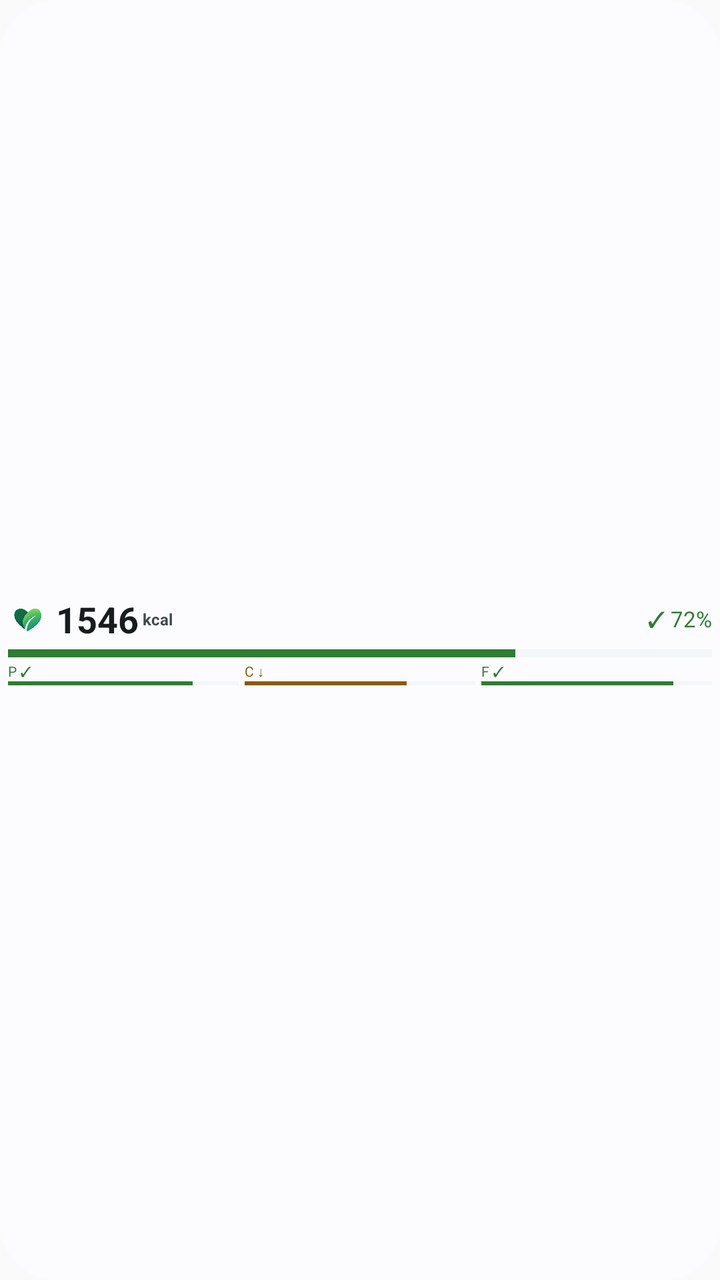
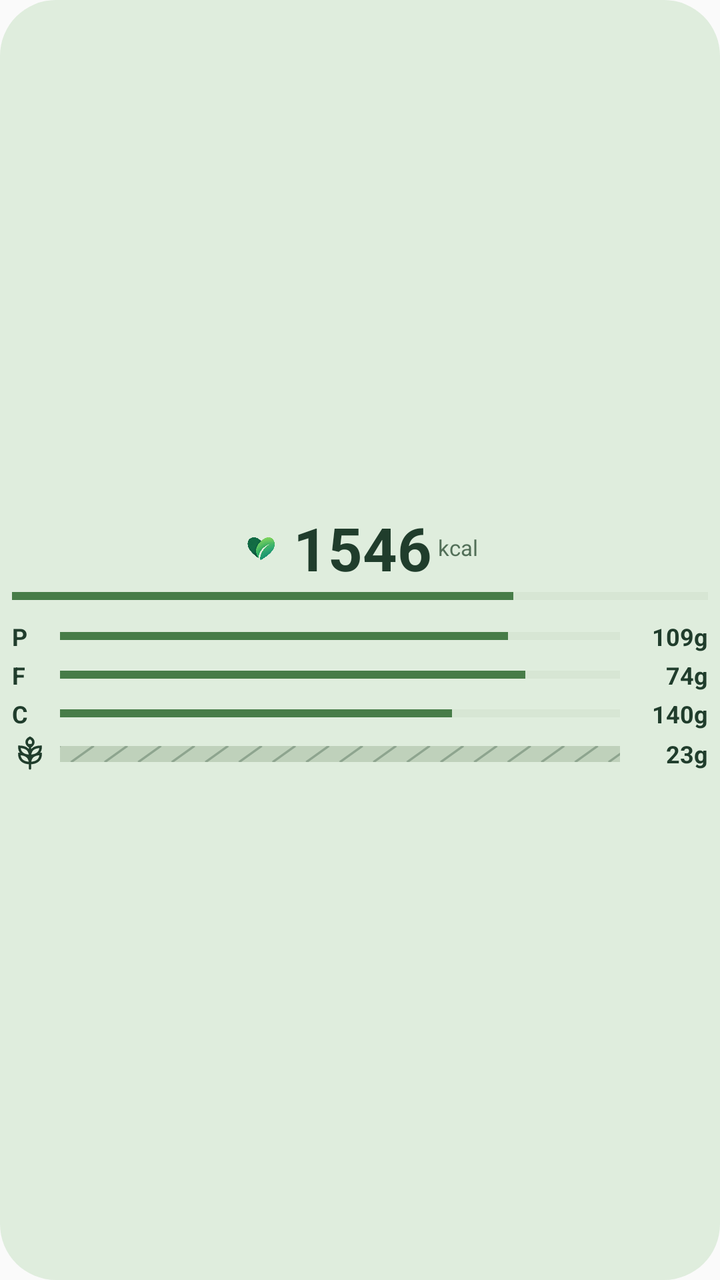

Before-and-after screenshots of an Android layout around one commit, followed by the original layout XML and the change that was made.
<!-- AndroidManifest.xml: application theme Theme.AppCompat.Light.NoActionBar -->
<!-- res/layout/summary_widget_preview.xml -->
<?xml version="1.0" encoding="utf-8"?>
<LinearLayout xmlns:android="http://schemas.android.com/apk/res/android"
    android:layout_width="match_parent"
    android:layout_height="match_parent"
    android:background="@drawable/widget_preview_background"
    android:orientation="vertical"
    android:gravity="center_vertical"
    android:padding="4dp">

    <LinearLayout
        android:layout_width="match_parent"
        android:layout_height="wrap_content"
        android:gravity="center_vertical"
        android:orientation="horizontal">

        <ImageView
            android:layout_width="20dp"
            android:layout_height="20dp"
            android:contentDescription="@string/app_name"
            android:src="@drawable/healthvault_mark" />

        <Space
            android:layout_width="4dp"
            android:layout_height="0dp" />

        <TextView
            android:layout_width="wrap_content"
            android:layout_height="wrap_content"
            android:maxLines="1"
            android:text="@string/widget_preview_consumed"
            android:textColor="@color/widget_preview_on_surface"
            android:textSize="18sp"
            android:textStyle="bold" />

        <TextView
            android:layout_width="wrap_content"
            android:layout_height="wrap_content"
            android:layout_marginStart="2dp"
            android:maxLines="1"
            android:text="@string/widget_calories_unit"
            android:textColor="@color/widget_preview_on_surface_variant"
            android:textSize="8sp"
            android:textStyle="bold" />

        <Space
            android:layout_width="0dp"
            android:layout_height="0dp"
            android:layout_weight="1" />

        <TextView
            android:layout_width="wrap_content"
            android:layout_height="wrap_content"
            android:maxLines="1"
            android:text="@string/widget_preview_percent"
            android:textColor="@color/widget_preview_good"
            android:textSize="11sp" />
    </LinearLayout>

    <ProgressBar
        style="?android:attr/progressBarStyleHorizontal"
        android:layout_width="match_parent"
        android:layout_height="4dp"
        android:layout_marginTop="3dp"
        android:indeterminate="false"
        android:max="100"
        android:progress="72"
        android:progressBackgroundTint="@color/widget_preview_track"
        android:progressTint="@color/widget_preview_good" />

    <LinearLayout
        android:layout_width="match_parent"
        android:layout_height="wrap_content"
        android:layout_marginTop="2dp"
        android:orientation="horizontal">

        <LinearLayout
            android:layout_width="0dp"
            android:layout_height="wrap_content"
            android:layout_weight="1"
            android:orientation="vertical">

            <TextView
                android:layout_width="wrap_content"
                android:layout_height="wrap_content"
                android:text="@string/widget_preview_protein_status"
                android:textColor="@color/widget_preview_good"
                android:textSize="7sp" />

            <ProgressBar
                style="?android:attr/progressBarStyleHorizontal"
                android:layout_width="match_parent"
                android:layout_height="2dp"
                android:indeterminate="false"
                android:max="100"
                android:progress="80"
                android:progressBackgroundTint="@color/widget_preview_track"
                android:progressTint="@color/widget_preview_good" />
        </LinearLayout>

        <Space android:layout_width="3dp" android:layout_height="0dp" />

        <LinearLayout
            android:layout_width="0dp"
            android:layout_height="wrap_content"
            android:layout_weight="1"
            android:orientation="vertical">

            <TextView
                android:layout_width="wrap_content"
                android:layout_height="wrap_content"
                android:text="@string/widget_preview_carbs_status"
                android:textColor="@color/widget_preview_warning"
                android:textSize="7sp" />

            <ProgressBar
                style="?android:attr/progressBarStyleHorizontal"
                android:layout_width="match_parent"
                android:layout_height="2dp"
                android:indeterminate="false"
                android:max="100"
                android:progress="70"
                android:progressBackgroundTint="@color/widget_preview_track"
                android:progressTint="@color/widget_preview_warning" />
        </LinearLayout>

        <Space android:layout_width="3dp" android:layout_height="0dp" />

        <LinearLayout
            android:layout_width="0dp"
            android:layout_height="wrap_content"
            android:layout_weight="1"
            android:orientation="vertical">

            <TextView
                android:layout_width="wrap_content"
                android:layout_height="wrap_content"
                android:text="@string/widget_preview_fat_status"
                android:textColor="@color/widget_preview_good"
                android:textSize="7sp" />

            <ProgressBar
                style="?android:attr/progressBarStyleHorizontal"
                android:layout_width="match_parent"
                android:layout_height="2dp"
                android:indeterminate="false"
                android:max="100"
                android:progress="83"
                android:progressBackgroundTint="@color/widget_preview_track"
                android:progressTint="@color/widget_preview_good" />
        </LinearLayout>
    </LinearLayout>
</LinearLayout>
<!-- resources referenced by this layout -->
<resources>
  <color name="widget_preview_good">#2E7D32</color>
  <color name="widget_preview_on_surface">#1D1B20</color>
  <color name="widget_preview_on_surface_variant">#49454F</color>
  <color name="widget_preview_track">#E7E0EC</color>
  <color name="widget_preview_warning">#8A5A00</color>
  <!-- drawable healthvault_mark: png bitmap (drawable-nodpi, 92781 bytes) -->
  <!-- drawable widget_preview_background (drawable) -->
  <?xml version="1.0" encoding="utf-8"?>
  <shape xmlns:android="http://schemas.android.com/apk/res/android"
      android:shape="rectangle">
      <solid android:color="@color/widget_preview_background" />
      <corners android:radius="@dimen/widget_corner_radius" />
  </shape>
  <string name="app_name">HealthVault</string>
  <string name="widget_calories_unit">kcal</string>
  <string name="widget_preview_carbs_status">C ↓</string>
  <string name="widget_preview_consumed">1546</string>
  <string name="widget_preview_fat_status">F ✓</string>
  <string name="widget_preview_percent">✓ 72%</string>
  <string name="widget_preview_protein_status">P ✓</string>
  <color name="widget_preview_background">#F4F0F7</color>
  <dimen name="widget_corner_radius">16dp</dimen>
</resources>

<!-- the commit's change to res/layout/summary_widget_preview.xml (unified diff, before → after) -->
@@ -1,152 +1,80 @@
 <?xml version="1.0" encoding="utf-8"?>
 <LinearLayout xmlns:android="http://schemas.android.com/apk/res/android"
-    android:layout_width="match_parent"
-    android:layout_height="match_parent"
-    android:background="@drawable/widget_preview_background"
-    android:orientation="vertical"
-    android:gravity="center_vertical"
-    android:padding="4dp">
-
-    <LinearLayout
-        android:layout_width="match_parent"
-        android:layout_height="wrap_content"
-        android:gravity="center_vertical"
-        android:orientation="horizontal">
-
-        <ImageView
-            android:layout_width="20dp"
-            android:layout_height="20dp"
-            android:contentDescription="@string/app_name"
+    android:layout_width="match_parent" android:layout_height="match_parent"
+    android:background="@drawable/green_widget_background" android:orientation="vertical"
+    android:gravity="center_vertical" android:padding="6dp">
+    <LinearLayout android:layout_width="match_parent" android:layout_height="wrap_content"
+        android:gravity="center" android:orientation="horizontal">
+        <ImageView android:layout_width="20dp" android:layout_height="20dp"
+            android:layout_marginEnd="6dp" android:contentDescription="@string/app_name"
             android:src="@drawable/healthvault_mark" />
-
-        <Space
-            android:layout_width="4dp"
-            android:layout_height="0dp" />
-
-        <TextView
-            android:layout_width="wrap_content"
-            android:layout_height="wrap_content"
-            android:maxLines="1"
-            android:text="@string/widget_preview_consumed"
-            android:textColor="@color/widget_preview_on_surface"
-            android:textSize="18sp"
-            android:textStyle="bold" />
-
-        <TextView
-            android:layout_width="wrap_content"
-            android:layout_height="wrap_content"
-            android:layout_marginStart="2dp"
-            android:maxLines="1"
-            android:text="@string/widget_calories_unit"
-            android:textColor="@color/widget_preview_on_surface_variant"
-            android:textSize="8sp"
-            android:textStyle="bold" />
-
-        <Space
-            android:layout_width="0dp"
-            android:layout_height="0dp"
-            android:layout_weight="1" />
-
-        <TextView
-            android:layout_width="wrap_content"
-            android:layout_height="wrap_content"
-            android:maxLines="1"
-            android:text="@string/widget_preview_percent"
-            android:textColor="@color/widget_preview_good"
-            android:textSize="11sp" />
+        <TextView android:layout_width="wrap_content" android:layout_height="wrap_content"
+            android:text="@string/widget_preview_consumed" android:textColor="@color/green_widget_foreground"
+            android:textSize="30sp" android:textStyle="bold" android:maxLines="1" />
+        <TextView android:layout_width="wrap_content" android:layout_height="wrap_content"
+            android:layout_marginStart="3dp" android:text="@string/widget_calories_unit"
+            android:textColor="@color/green_widget_muted" android:textSize="11sp" android:maxLines="1" />
     </LinearLayout>
-
-    <ProgressBar
-        style="?android:attr/progressBarStyleHorizontal"
-        android:layout_width="match_parent"
-        android:layout_height="4dp"
-        android:layout_marginTop="3dp"
-        android:indeterminate="false"
-        android:max="100"
-        android:progress="72"
-        android:progressBackgroundTint="@color/widget_preview_track"
-        android:progressTint="@color/widget_preview_good" />
-
-    <LinearLayout
-        android:layout_width="match_parent"
-        android:layout_height="wrap_content"
-        android:layout_marginTop="2dp"
-        android:orientation="horizontal">
-
-        <LinearLayout
-            android:layout_width="0dp"
-            android:layout_height="wrap_content"
-            android:layout_weight="1"
-            android:orientation="vertical">
-
-            <TextView
-                android:layout_width="wrap_content"
-                android:layout_height="wrap_content"
-                android:text="@string/widget_preview_protein_status"
-                android:textColor="@color/widget_preview_good"
-                android:textSize="7sp" />
-
-            <ProgressBar
-                style="?android:attr/progressBarStyleHorizontal"
-                android:layout_width="match_parent"
-                android:layout_height="2dp"
-                android:indeterminate="false"
-                android:max="100"
-                android:progress="80"
-                android:progressBackgroundTint="@color/widget_preview_track"
-                android:progressTint="@color/widget_preview_good" />
-        </LinearLayout>
-
-        <Space android:layout_width="3dp" android:layout_height="0dp" />
-
-        <LinearLayout
-            android:layout_width="0dp"
-            android:layout_height="wrap_content"
-            android:layout_weight="1"
-            android:orientation="vertical">
-
-            <TextView
-                android:layout_width="wrap_content"
-                android:layout_height="wrap_content"
-                android:text="@string/widget_preview_carbs_status"
-                android:textColor="@color/widget_preview_warning"
-                android:textSize="7sp" />
-
-            <ProgressBar
-                style="?android:attr/progressBarStyleHorizontal"
-                android:layout_width="match_parent"
-                android:layout_height="2dp"
-                android:indeterminate="false"
-                android:max="100"
-                android:progress="70"
-                android:progressBackgroundTint="@color/widget_preview_track"
-                android:progressTint="@color/widget_preview_warning" />
-        </LinearLayout>
-
-        <Space android:layout_width="3dp" android:layout_height="0dp" />
-
-        <LinearLayout
-            android:layout_width="0dp"
-            android:layout_height="wrap_content"
-            android:layout_weight="1"
-            android:orientation="vertical">
-
-            <TextView
-                android:layout_width="wrap_content"
-                android:layout_height="wrap_content"
-                android:text="@string/widget_preview_fat_status"
-                android:textColor="@color/widget_preview_good"
-                android:textSize="7sp" />
-
-            <ProgressBar
-                style="?android:attr/progressBarStyleHorizontal"
-                android:layout_width="match_parent"
-                android:layout_height="2dp"
-                android:indeterminate="false"
-                android:max="100"
-                android:progress="83"
-                android:progressBackgroundTint="@color/widget_preview_track"
-                android:progressTint="@color/widget_preview_good" />
-        </LinearLayout>
+    <ProgressBar style="?android:attr/progressBarStyleHorizontal"
+        android:layout_width="match_parent" android:layout_height="8dp"
+        android:layout_marginBottom="5dp" android:indeterminate="false" android:max="100" android:progress="72"
+        android:progressBackgroundTint="@color/green_widget_track" android:progressTint="@color/green_widget_progress"
+        android:contentDescription="@string/widget_goal_progress" />
+    <LinearLayout android:layout_width="match_parent" android:layout_height="wrap_content"
+        android:layout_marginTop="3dp" android:gravity="center_vertical" android:orientation="horizontal">
+        <TextView android:layout_width="24dp" android:layout_height="wrap_content"
+            android:text="@string/widget_protein_short" android:contentDescription="@string/widget_protein_name"
+            android:textColor="@color/green_widget_foreground" android:textSize="12sp" android:textStyle="bold" />
+        <ProgressBar style="?android:attr/progressBarStyleHorizontal"
+            android:layout_width="0dp" android:layout_height="8dp" android:layout_weight="1"
+            android:indeterminate="false" android:max="100" android:progress="80"
+            android:progressBackgroundTint="@color/green_widget_track" android:progressTint="@color/green_widget_progress"
+            android:contentDescription="@string/widget_goal_progress" />
+        <TextView android:layout_width="40dp" android:layout_height="wrap_content"
+            android:layout_marginStart="4dp" android:gravity="end" android:maxLines="1"
+            android:text="@string/widget_preview_protein_value" android:textColor="@color/green_widget_foreground"
+            android:textSize="12sp" android:textStyle="bold" />
+    </LinearLayout>
+    <LinearLayout android:layout_width="match_parent" android:layout_height="wrap_content"
+        android:layout_marginTop="3dp" android:gravity="center_vertical" android:orientation="horizontal">
+        <TextView android:layout_width="24dp" android:layout_height="wrap_content"
+            android:text="@string/widget_fat_short" android:contentDescription="@string/widget_fat_name"
+            android:textColor="@color/green_widget_foreground" android:textSize="12sp" android:textStyle="bold" />
+        <ProgressBar style="?android:attr/progressBarStyleHorizontal"
+            android:layout_width="0dp" android:layout_height="8dp" android:layout_weight="1"
+            android:indeterminate="false" android:max="100" android:progress="83"
+            android:progressBackgroundTint="@color/green_widget_track" android:progressTint="@color/green_widget_progress"
+            android:contentDescription="@string/widget_goal_progress" />
+        <TextView android:layout_width="40dp" android:layout_height="wrap_content"
+            android:layout_marginStart="4dp" android:gravity="end" android:maxLines="1"
+            android:text="@string/widget_preview_fat_value" android:textColor="@color/green_widget_foreground"
+            android:textSize="12sp" android:textStyle="bold" />
+    </LinearLayout>
+    <LinearLayout android:layout_width="match_parent" android:layout_height="wrap_content"
+        android:layout_marginTop="3dp" android:gravity="center_vertical" android:orientation="horizontal">
+        <TextView android:layout_width="24dp" android:layout_height="wrap_content"
+            android:text="@string/widget_carbs_short" android:contentDescription="@string/widget_carbs_name"
+            android:textColor="@color/green_widget_foreground" android:textSize="12sp" android:textStyle="bold" />
+        <ProgressBar style="?android:attr/progressBarStyleHorizontal"
+            android:layout_width="0dp" android:layout_height="8dp" android:layout_weight="1"
+            android:indeterminate="false" android:max="100" android:progress="70"
+            android:progressBackgroundTint="@color/green_widget_track" android:progressTint="@color/green_widget_progress"
+            android:contentDescription="@string/widget_goal_progress" />
+        <TextView android:layout_width="40dp" android:layout_height="wrap_content"
+            android:layout_marginStart="4dp" android:gravity="end" android:maxLines="1"
+            android:text="@string/widget_preview_carbs_value" android:textColor="@color/green_widget_foreground"
+            android:textSize="12sp" android:textStyle="bold" />
+    </LinearLayout>
+    <LinearLayout android:layout_width="match_parent" android:layout_height="wrap_content"
+        android:layout_marginTop="3dp" android:gravity="center_vertical" android:orientation="horizontal">
+        <ImageView android:layout_width="18dp" android:layout_height="18dp" android:layout_marginEnd="6dp"
+            android:contentDescription="@string/widget_fiber" android:src="@drawable/ic_widget_fiber" />
+        <ImageView android:layout_width="0dp" android:layout_height="8dp" android:layout_weight="1"
+            android:scaleType="fitXY" android:src="@drawable/widget_neutral_rail"
+            android:contentDescription="@string/widget_target_unavailable" />
+        <TextView android:layout_width="40dp" android:layout_height="wrap_content"
+            android:layout_marginStart="4dp" android:gravity="end" android:maxLines="1"
+            android:text="@string/widget_preview_fiber_value" android:textColor="@color/green_widget_foreground"
+            android:textSize="12sp" android:textStyle="bold" />
     </LinearLayout>
 </LinearLayout>
<!-- resource entries referenced after the edit -->
@@ -1,26 +1,49 @@
 <!-- resources referenced by this layout -->
 <resources>
-  <color name="widget_preview_good">#2E7D32</color>
-  <color name="widget_preview_on_surface">#1D1B20</color>
-  <color name="widget_preview_on_surface_variant">#49454F</color>
-  <color name="widget_preview_track">#E7E0EC</color>
-  <color name="widget_preview_warning">#8A5A00</color>
-  <!-- drawable healthvault_mark: png bitmap (drawable-nodpi, 92781 bytes) -->
-  <!-- drawable widget_preview_background (drawable) -->
+  <color name="green_widget_foreground">#203D2C</color>
+  <color name="green_widget_muted">#526F58</color>
+  <color name="green_widget_progress">#477C48</color>
+  <color name="green_widget_track">#BFD1BB</color>
+  <!-- drawable green_widget_background (drawable) -->
   <?xml version="1.0" encoding="utf-8"?>
-  <shape xmlns:android="http://schemas.android.com/apk/res/android"
-      android:shape="rectangle">
-      <solid android:color="@color/widget_preview_background" />
+  <shape xmlns:android="http://schemas.android.com/apk/res/android" android:shape="rectangle">
+      <solid android:color="@color/green_widget_background" />
       <corners android:radius="@dimen/widget_corner_radius" />
   </shape>
+  <!-- drawable healthvault_mark: png bitmap (drawable-nodpi, 92781 bytes) -->
+  <!-- drawable ic_widget_fiber (drawable) -->
+  <?xml version="1.0" encoding="utf-8"?>
+  <vector xmlns:android="http://schemas.android.com/apk/res/android"
+      android:width="18dp" android:height="20dp" android:viewportWidth="18" android:viewportHeight="20">
+      <path android:strokeColor="@color/green_widget_foreground" android:strokeWidth="1.4"
+          android:strokeLineCap="round" android:fillColor="@android:color/transparent"
+          android:pathData="M9,18 L9,5 M9,11 C5,11 3,9 3,6 C7,6 9,8 9,11 M9,15 C5,15 3,13 3,10 C7,10 9,12 9,15 M9,11 C13,11 15,9 15,6 C11,6 9,8 9,11 M9,15 C13,15 15,13 15,10 C11,10 9,12 9,15 M9,6 C6,4 7,2 9,1 C11,2 12,4 9,6" />
+  </vector>
+  <!-- drawable widget_neutral_rail (drawable) -->
+  <?xml version="1.0" encoding="utf-8"?>
+  <vector xmlns:android="http://schemas.android.com/apk/res/android"
+      android:width="200dp" android:height="8dp" android:viewportWidth="200" android:viewportHeight="8">
+      <path android:fillColor="@color/green_widget_track" android:pathData="M0,0 H200 V8 H0 Z" />
+      <path android:strokeColor="@color/green_widget_muted" android:strokeAlpha="0.45"
+          android:strokeWidth="1" android:fillColor="@android:color/transparent" android:pathData="M-8,8 L0,0 M4,8 L12,0 M16,8 L24,0 M28,8 L36,0 M40,8 L48,0 M52,8 L60,0 M64,8 L72,0 M76,8 L84,0 M88,8 L96,0 M100,8 L108,0 M112,8 L120,0 M124,8 L132,0 M136,8 L144,0 M148,8 L156,0 M160,8 L168,0 M172,8 L180,0 M184,8 L192,0 M196,8 L204,0" />
+  </vector>
   <string name="app_name">HealthVault</string>
   <string name="widget_calories_unit">kcal</string>
-  <string name="widget_preview_carbs_status">C ↓</string>
+  <string name="widget_carbs_name">Carbohydrates</string>
+  <string name="widget_carbs_short">C</string>
+  <string name="widget_fat_name">Fat</string>
+  <string name="widget_fat_short">F</string>
+  <string name="widget_fiber">Dietary fiber</string>
+  <string name="widget_goal_progress">Within daily target</string>
+  <string name="widget_preview_carbs_value">140g</string>
   <string name="widget_preview_consumed">1546</string>
-  <string name="widget_preview_fat_status">F ✓</string>
-  <string name="widget_preview_percent">✓ 72%</string>
-  <string name="widget_preview_protein_status">P ✓</string>
-  <color name="widget_preview_background">#F4F0F7</color>
+  <string name="widget_preview_fat_value">74g</string>
+  <string name="widget_preview_fiber_value">23g</string>
+  <string name="widget_preview_protein_value">109g</string>
+  <string name="widget_protein_name">Protein</string>
+  <string name="widget_protein_short">P</string>
+  <string name="widget_target_unavailable">Daily target unavailable</string>
+  <color name="green_widget_background">#DFEDDD</color>
   <dimen name="widget_corner_radius">16dp</dimen>
 </resources>
 
